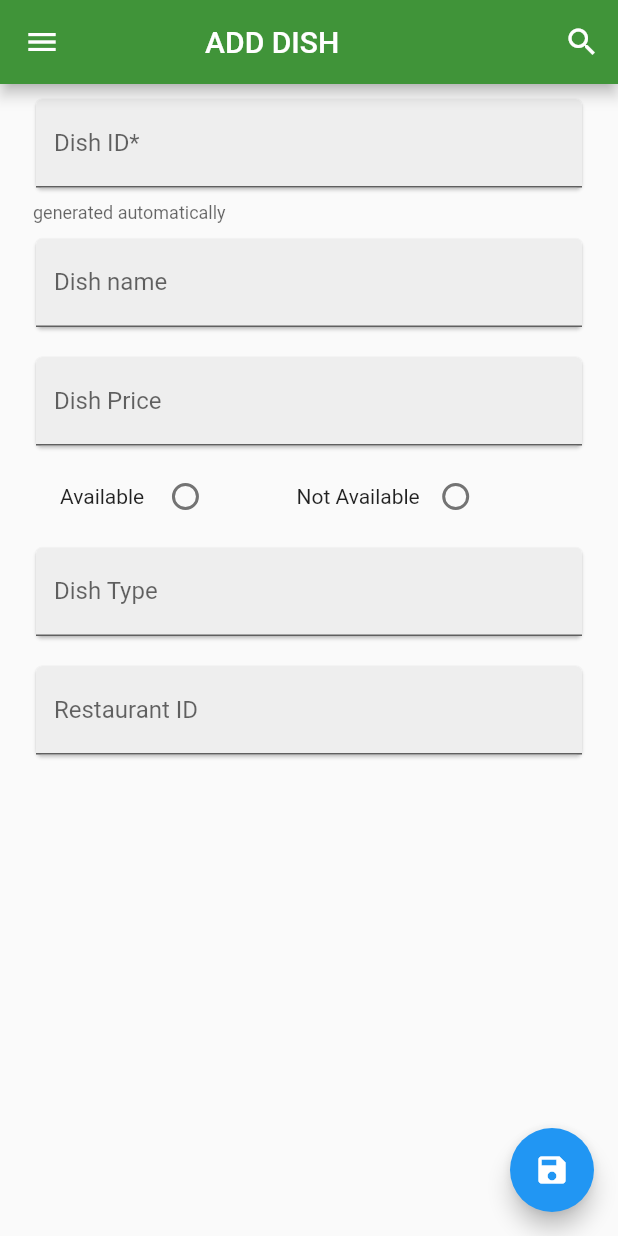
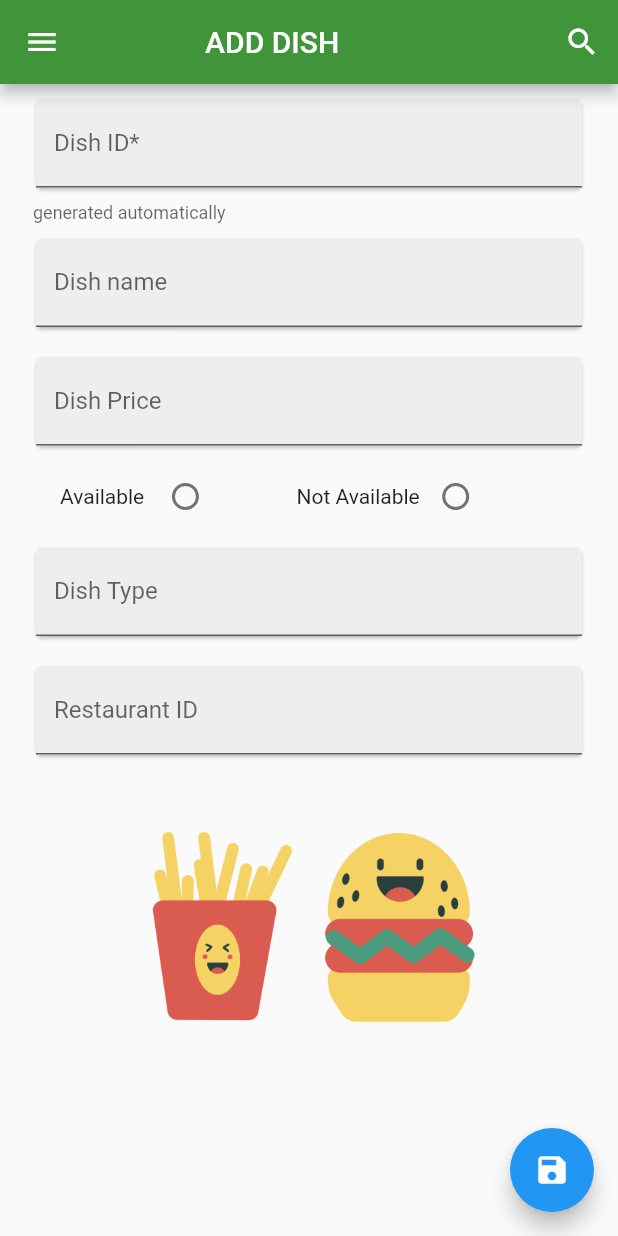
Before and after one commit to nirala96/Food-Ordering-App, a Flutter app: the DishAddForm screen opened directly, on a phone screen of 412 x 824 dp. Run offline on Flutter 3.47's test engine with Material 2 defaults, Android fonts, the phone set to English and light mode, and no system bars; our stand-ins replace fluttertoast, get_it, simple_animations, velocity_x.

Commit message:
Added image in forms

```diff
--- a/lib/main.dart
+++ b/lib/main.dart
@@ -1,8 +1,7 @@
 import 'package:flutter/material.dart';
 import 'package:flutter/widgets.dart';
 import 'views/LandingPage.dart';
-import 'views/Forms/DishAddForm.dart';
-import 'views/Forms/UserDetailForm.dart';
+
 
 void main() {
   runApp(MaterialApp(
--- a/lib/views/Forms/DishAddForm.dart
+++ b/lib/views/Forms/DishAddForm.dart
@@ -1,4 +1,5 @@
 import 'package:flutter/material.dart';
+import 'package:food_ordering_app/animation/FadeAnimation.dart';
 
 class DishAddForm extends StatefulWidget {
   @override
@@ -193,6 +194,19 @@ class _DishAddFormState extends State<DishAddForm> {
                 margin: EdgeInsets.symmetric(vertical: 10.0, horizontal: 24.0),
 
               ),
+              FadeAnimation(
+                1.2,
+                Container(
+                  height: MediaQuery.of(context).size.height /4,
+
+                  decoration: BoxDecoration(
+
+                      image: DecorationImage(
+
+                          image: AssetImage('assets/food.png'),
+                          fit: BoxFit.fitHeight)),
+                ),
+              ),
 
 
 
--- a/lib/views/login.dart
+++ b/lib/views/login.dart
@@ -162,7 +162,8 @@ class LoginPage extends StatelessWidget {
                       image: DecorationImage(
                           image: AssetImage('assets/restaurant.png'),
                           fit: BoxFit.cover)),
-                ))
+                ),
+            ),
           ],
         ),
       ),
```
Also changed, not shown: lib/views/Forms/UserDetailForm.dart (+17 -0 lines), assets/Form.png (added), assets/food.png (added).
